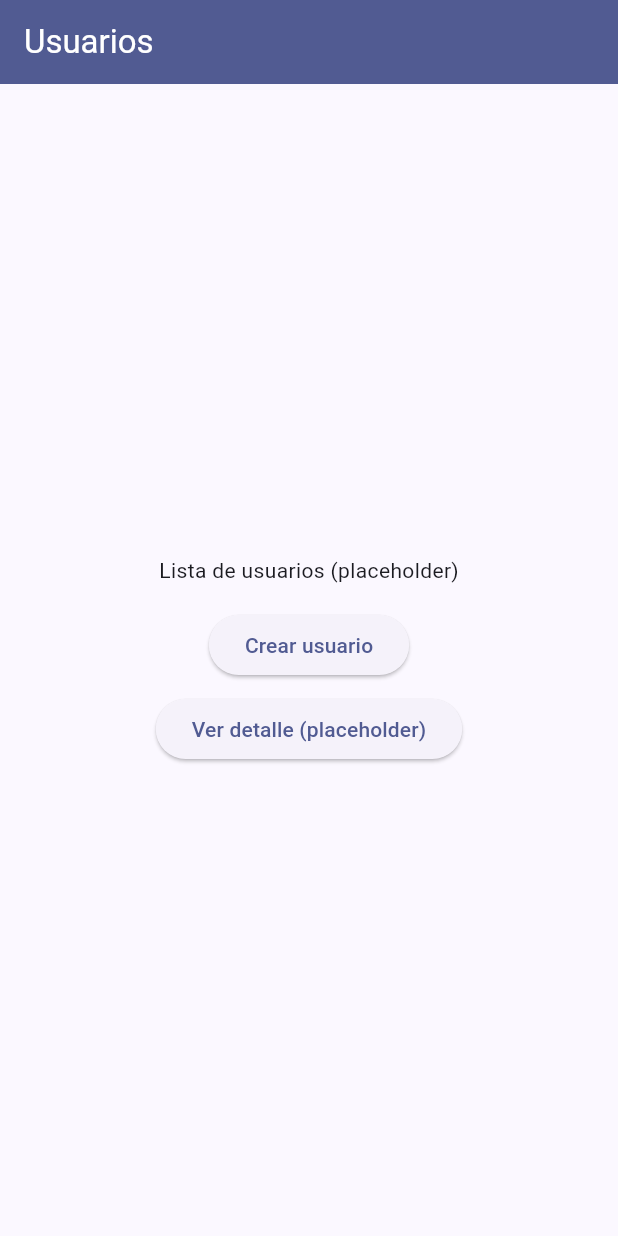
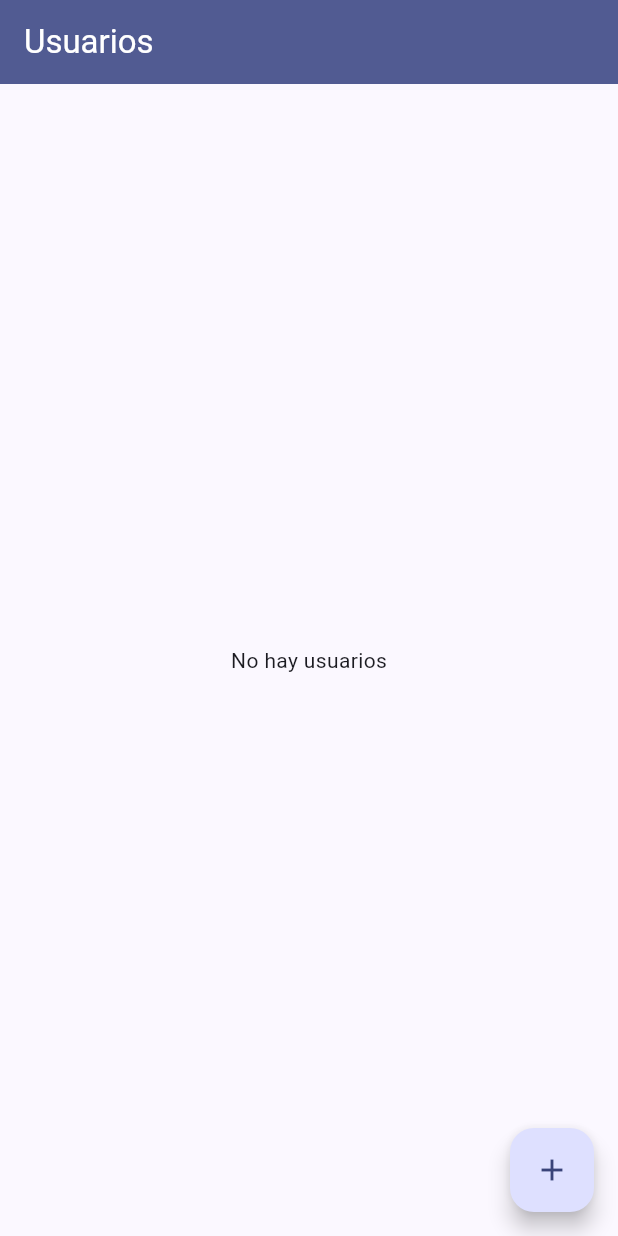
Before and after one commit to sooyvilla/doublevp_app, a Flutter app: the screen it shows after launch, on a phone screen of 412 x 824 dp. Run offline on Flutter 3.47's test engine with Material 3 defaults, Android fonts, the phone set to English and light mode, and no system bars; our stand-ins replace flutter_riverpod, isar; accounts and stored records are empty; generated files the repository leaves out were written again.

Commit message:
feature: implementacion de lista y boton para edicion de usuario

```diff
--- a/lib/src/domain/repositories/user_repository.dart
+++ b/lib/src/domain/repositories/user_repository.dart
@@ -6,4 +6,5 @@ abstract class UserRepository {
   Future<User> createUser(User user);
   Future<User?> getUserById(int id);
   Future<void> deleteUser(int id);
+  Future<User> updateUser(User user);
 }
--- /dev/null
+++ b/lib/src/domain/usecases/get_all_users_usecase.dart
@@ -0,0 +1,9 @@
+import '../../data/models/user.dart';
+import '../repositories/user_repository.dart';
+
+class GetAllUsersUseCase {
+  final UserRepository repository;
+  GetAllUsersUseCase(this.repository);
+
+  Future<List<User>> call() async => await repository.getAllUsers();
+}
--- a/lib/src/presentation/home/user_list_page.dart
+++ b/lib/src/presentation/home/user_list_page.dart
@@ -1,42 +1,88 @@
 import 'package:flutter/material.dart';
+import 'package:flutter_riverpod/flutter_riverpod.dart';
 
-import 'user_detail_page.dart';
+import '../../core/providers.dart';
+import '../../domain/usecases/get_all_users_usecase.dart';
+import '../../presentation/providers/user_list_provider.dart';
 import 'user_form_page.dart';
 
 /// Página que muestra la lista de usuarios.
-///
-/// Aquí se listarán los usuarios guardados y se podrá navegar
-/// a crear un nuevo usuario o ver los detalles.
-class UserListPage extends StatelessWidget {
+class UserListPage extends ConsumerStatefulWidget {
   const UserListPage({super.key});
 
   @override
+  ConsumerState<UserListPage> createState() => _UserListPageState();
+}
+
+class _UserListPageState extends ConsumerState<UserListPage> {
+  @override
+  void initState() {
+    super.initState();
+    WidgetsBinding.instance.addPostFrameCallback((_) {
+      final repo = ref.read(userRepositoryProvider);
+      final useCase = GetAllUsersUseCase(repo);
+      final notifier = ref.read(userListProvider.notifier);
+      notifier.setUseCase(useCase);
+      notifier.load();
+    });
+  }
+
+  Future<void> _deleteUser(int id) async {
+    final repo = ref.read(userRepositoryProvider);
+    await repo.deleteUser(id);
+    await ref.read(userListProvider.notifier).load();
+  }
+
+  void _editUser(BuildContext context) {
+    Navigator.of(
+      context,
+    ).push(MaterialPageRoute(builder: (_) => const UserFormPage()));
+  }
+
+  @override
   Widget build(BuildContext context) {
+    final state = ref.watch(userListProvider);
+
     return Scaffold(
-      appBar: AppBar(
-        title: const Text('Usuarios'),
+      appBar: AppBar(title: const Text('Usuarios')),
+      body: state.when(
+        data: (list) {
+          if (list.isEmpty) return const Center(child: Text('No hay usuarios'));
+          return ListView.builder(
+            itemCount: list.length,
+            itemBuilder: (context, index) {
+              final u = list[index];
+              return ListTile(
+                title: Text('${u.firstName} ${u.lastName}'),
+                subtitle: Text('${u.birthDate.toLocal()}'.split(' ')[0]),
+                trailing: Row(
+                  mainAxisSize: MainAxisSize.min,
+                  children: [
+                    IconButton(
+                      icon: const Icon(Icons.edit),
+                      onPressed: () => _editUser(context),
+                    ),
+                    IconButton(
+                      icon: const Icon(Icons.delete),
+                      onPressed: () => _deleteUser(u.id),
+                    ),
+                  ],
+                ),
+              );
+            },
+          );
+        },
+        loading: () => const Center(child: CircularProgressIndicator()),
+        error: (e, st) => Center(child: Text('Error: $e')),
       ),
-      body: Center(
-        child: Column(
-          mainAxisSize: MainAxisSize.min,
-          children: [
-            const Text('Lista de usuarios (placeholder)'),
-            const SizedBox(height: 16),
-            ElevatedButton(
-              onPressed: () => Navigator.of(context).push(
-                MaterialPageRoute(builder: (_) => const UserFormPage()),
-              ),
-              child: const Text('Crear usuario'),
-            ),
-            const SizedBox(height: 8),
-            ElevatedButton(
-              onPressed: () => Navigator.of(context).push(
-                MaterialPageRoute(builder: (_) => const UserDetailPage()),
-              ),
-              child: const Text('Ver detalle (placeholder)'),
-            ),
-          ],
-        ),
+      floatingActionButton: FloatingActionButton(
+        heroTag: 'addUser',
+        onPressed: () {
+          Navigator.of(
+            context,
+          ).push(MaterialPageRoute(builder: (_) => const UserFormPage()));
+        },
+        child: const Icon(Icons.add),
       ),
     );
   }
```
Also changed, not shown: lib/src/data/repositories/isar_user_repository.dart (+47 -4 lines), lib/src/presentation/home/user_form_page.dart (+6 -4 lines), lib/src/presentation/providers/user_list_provider.dart (added, +29 -0 lines).
